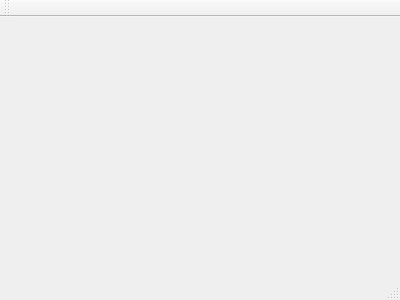
First picture: the form in src/mainwindow.ui, repository imperiumzigna/capaPersonalizada, before the edit.
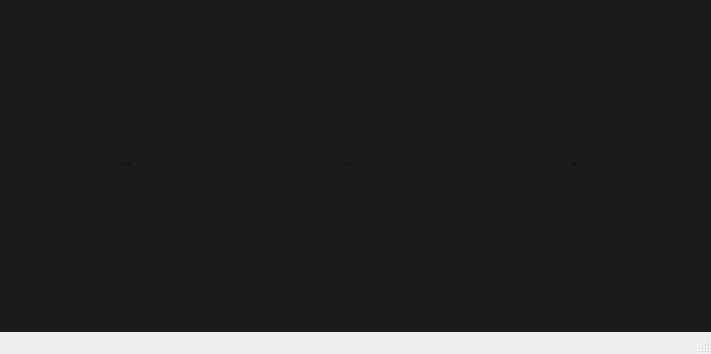
Second picture: the form after the edit. Icons and pictures are not drawn.

Commit message: layout tela inicial

What changed in the file:
```diff
--- a/src/mainwindow.ui
+++ b/src/mainwindow.ui
@@ -1,24 +1,149 @@
 <ui version="4.0">
  <class>MainWindow</class>
- <widget class="QMainWindow" name="MainWindow" >
-  <property name="geometry" >
+ <widget class="QMainWindow" name="MainWindow">
+  <property name="geometry">
    <rect>
     <x>0</x>
     <y>0</y>
-    <width>400</width>
-    <height>300</height>
+    <width>711</width>
+    <height>354</height>
    </rect>
   </property>
-  <property name="windowTitle" >
-   <string>MainWindow</string>
+  <property name="sizePolicy">
+   <sizepolicy hsizetype="Preferred" vsizetype="Preferred">
+    <horstretch>0</horstretch>
+    <verstretch>0</verstretch>
+   </sizepolicy>
   </property>
-  <widget class="QMenuBar" name="menuBar" />
-  <widget class="QToolBar" name="mainToolBar" />
-  <widget class="QWidget" name="centralWidget" />
-  <widget class="QStatusBar" name="statusBar" />
+  <property name="minimumSize">
+   <size>
+    <width>711</width>
+    <height>354</height>
+   </size>
+  </property>
+  <property name="maximumSize">
+   <size>
+    <width>711</width>
+    <height>354</height>
+   </size>
+  </property>
+  <property name="windowTitle">
+   <string>Personalizador de Capas</string>
+  </property>
+  <property name="windowIcon">
+   <iconset>
+    <normaloff>../images/icons/image6.png</normaloff>../images/icons/image6.png</iconset>
+  </property>
+  <property name="tabShape">
+   <enum>QTabWidget::Rounded</enum>
+  </property>
+  <widget class="QWidget" name="centralWidget">
+   <property name="styleSheet">
+    <string notr="true">#centralWidget{
+background-color: rgb(26, 26, 26);
+}
+
+
+</string>
+   </property>
+   <widget class="QToolButton" name="botaoUIPersonalizar">
+    <property name="geometry">
+     <rect>
+      <x>270</x>
+      <y>80</y>
+      <width>151</width>
+      <height>161</height>
+     </rect>
+    </property>
+    <property name="text">
+     <string>...</string>
+    </property>
+    <property name="icon">
+     <iconset>
+      <normaloff>../images/icons/responsive17.png</normaloff>../images/icons/responsive17.png</iconset>
+    </property>
+    <property name="iconSize">
+     <size>
+      <width>126</width>
+      <height>126</height>
+     </size>
+    </property>
+    <property name="autoRaise">
+     <bool>true</bool>
+    </property>
+   </widget>
+   <widget class="QToolButton" name="botaoUIGaleria">
+    <property name="geometry">
+     <rect>
+      <x>500</x>
+      <y>80</y>
+      <width>151</width>
+      <height>161</height>
+     </rect>
+    </property>
+    <property name="layoutDirection">
+     <enum>Qt::LeftToRight</enum>
+    </property>
+    <property name="text">
+     <string>...</string>
+    </property>
+    <property name="icon">
+     <iconset>
+      <normaloff>../images/icons/photos13.png</normaloff>../images/icons/photos13.png</iconset>
+    </property>
+    <property name="iconSize">
+     <size>
+      <width>126</width>
+      <height>126</height>
+     </size>
+    </property>
+    <property name="autoRaise">
+     <bool>true</bool>
+    </property>
+   </widget>
+   <widget class="QToolButton" name="botaoUIConfig">
+    <property name="geometry">
+     <rect>
+      <x>50</x>
+      <y>80</y>
+      <width>151</width>
+      <height>161</height>
+     </rect>
+    </property>
+    <property name="focusPolicy">
+     <enum>Qt::NoFocus</enum>
+    </property>
+    <property name="text">
+     <string>...</string>
+    </property>
+    <property name="icon">
+     <iconset>
+      <normaloff>../images/icons/Branch-Engineering-256.png</normaloff>../images/icons/Branch-Engineering-256.png</iconset>
+    </property>
+    <property name="iconSize">
+     <size>
+      <width>126</width>
+      <height>126</height>
+     </size>
+    </property>
+    <property name="autoRaise">
+     <bool>true</bool>
+    </property>
+   </widget>
+  </widget>
+  <widget class="QMenuBar" name="menuBar">
+   <property name="geometry">
+    <rect>
+     <x>0</x>
+     <y>0</y>
+     <width>711</width>
+     <height>20</height>
+    </rect>
+   </property>
+  </widget>
+  <widget class="QStatusBar" name="statusBar"/>
  </widget>
- <layoutDefault spacing="6" margin="11" />
- <pixmapfunction></pixmapfunction>
+ <layoutdefault spacing="6" margin="11"/>
  <resources/>
  <connections/>
 </ui>
```
Left out of the diff: 1 changed line with no effect on the pictures. The commit also changes 17 other files.
